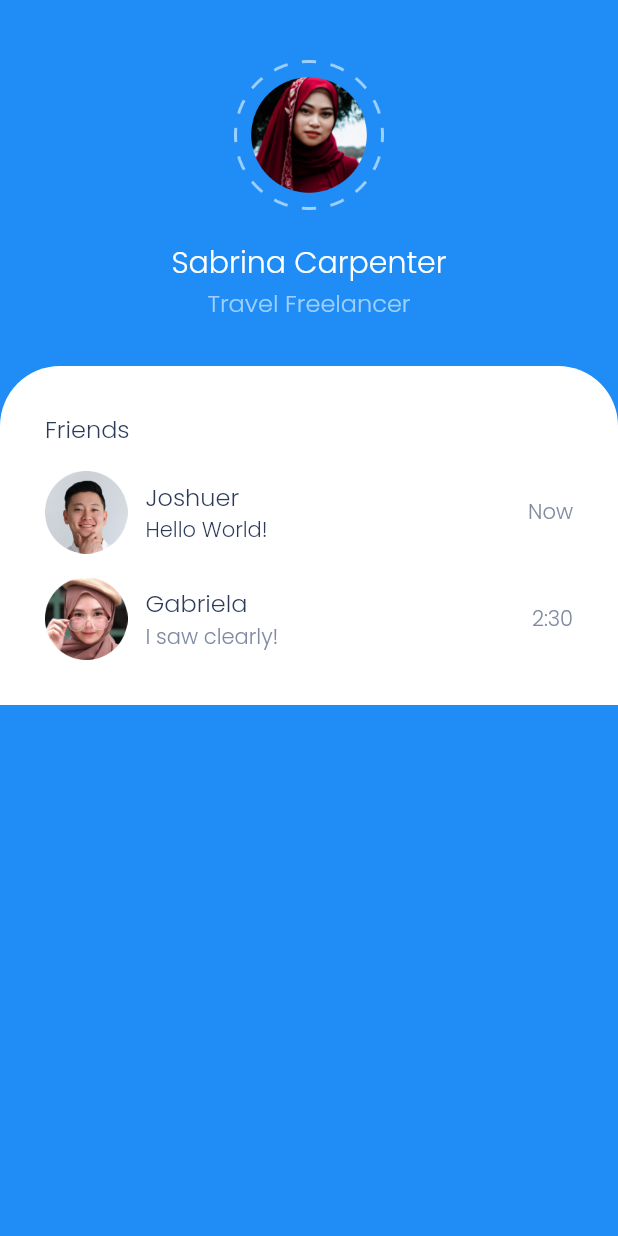
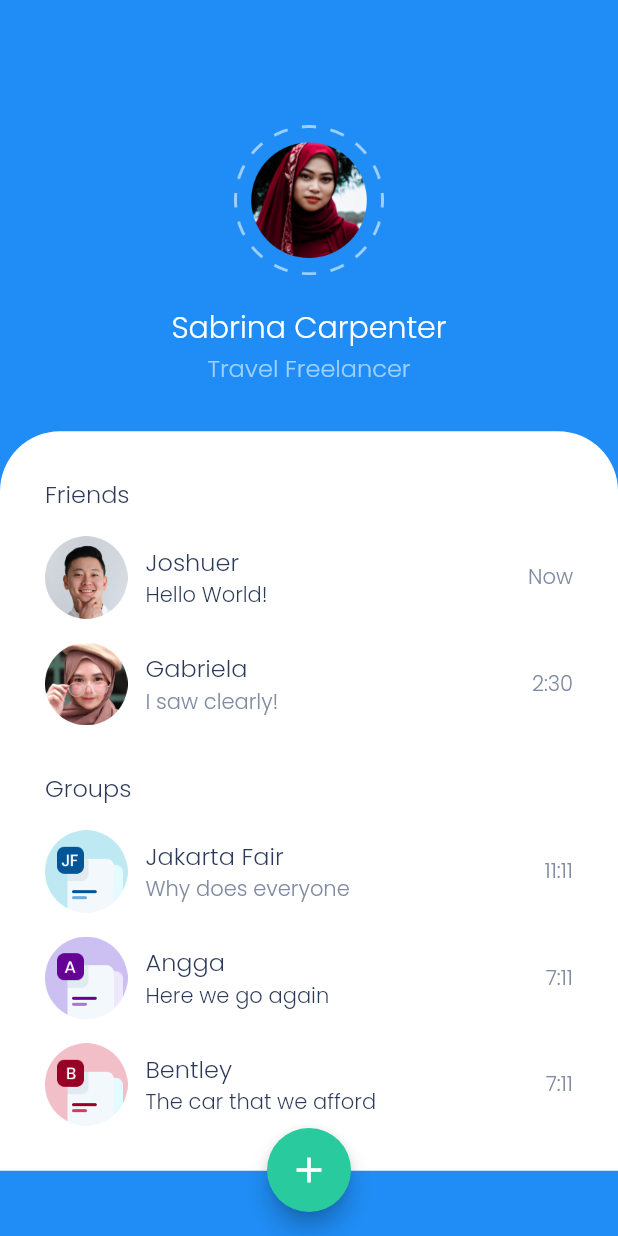
Before and after one commit to farisqadr/charityz, a Flutter app: the screen it shows after launch, on a phone screen of 412 x 824 dp. Run offline on Flutter 3.47's test engine with Material 2 defaults, Android fonts, the light colour scheme and no system bars.

Commit message:
add button

```diff
--- a/charityz/lib/pages/home_page.dart
+++ b/charityz/lib/pages/home_page.dart
@@ -9,13 +9,24 @@ class HomePage extends StatelessWidget {
   Widget build(BuildContext context) {
     return Scaffold(
         backgroundColor: blueColor,
+        floatingActionButton: FloatingActionButton(
+          onPressed: () {},
+          backgroundColor: greenColor,
+          child: Icon(
+            Icons.add,
+            size: 28,
+          ),
+        ),
+        floatingActionButtonLocation: FloatingActionButtonLocation.centerFloat,
         body: SafeArea(
           child: Center(
+            child: SingleChildScrollView(
               child: Column(children: [
                 const SizedBox(
                   height: 40,
                 ),
-              Image.asset('assets/images/profpic.png', height: 100, width: 100),
+                Image.asset('assets/images/profpic.png',
+                    height: 100, width: 100),
                 const SizedBox(height: 20),
                 Text(
                   'Sabrina Carpenter',
@@ -56,11 +67,40 @@ class HomePage extends StatelessWidget {
                         time: '2:30',
                         unread: false,
                       ),
+                      const SizedBox(
+                        height: 30,
+                      ),
+                      Text(
+                        'Groups',
+                        style: titleTextStyle,
+                      ),
+                      ChatTile(
+                        imageUrl: 'assets/images/group1.png',
+                        name: 'Jakarta Fair',
+                        text: 'Why does everyone',
+                        time: '11:11',
+                        unread: false,
+                      ),
+                      ChatTile(
+                        imageUrl: 'assets/images/group2.png',
+                        name: 'Angga',
+                        text: 'Here we go again',
+                        time: '7:11',
+                        unread: true,
+                      ),
+                      ChatTile(
+                        imageUrl: 'assets/images/group3.png',
+                        name: 'Bentley',
+                        text: 'The car that we afford',
+                        time: '7:11',
+                        unread: true,
+                      ),
                     ],
                   ),
                 )
               ]),
             ),
+          ),
         ));
   }
 }
```
Lines whose indentation alone changed are shown as unchanged.
